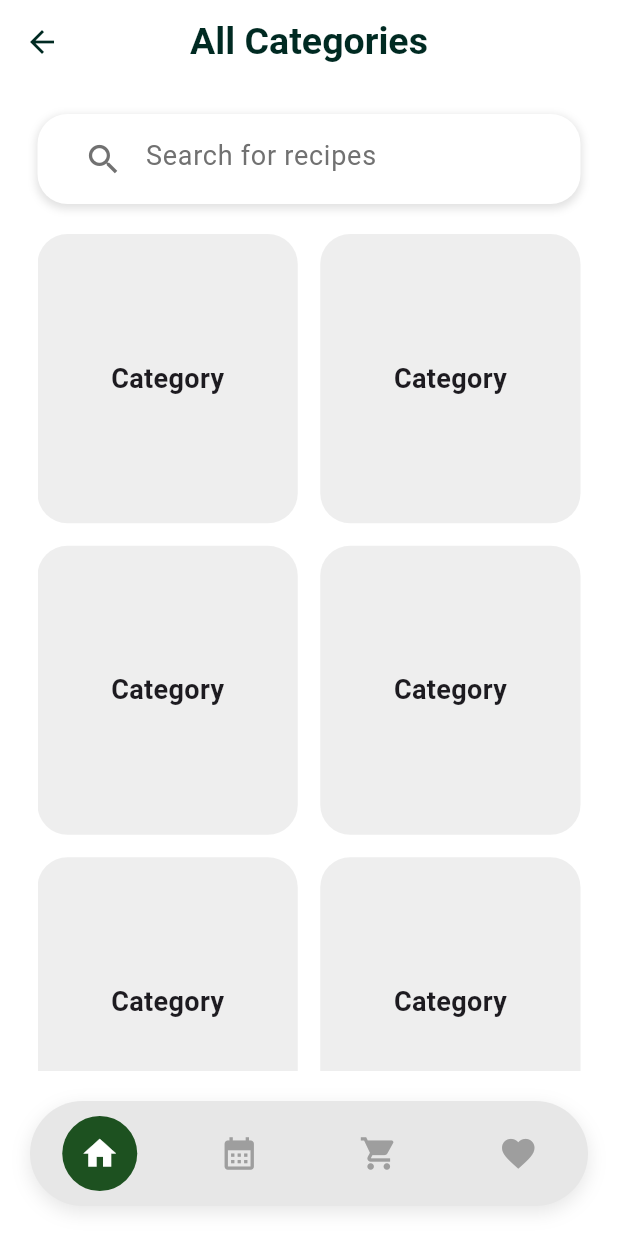
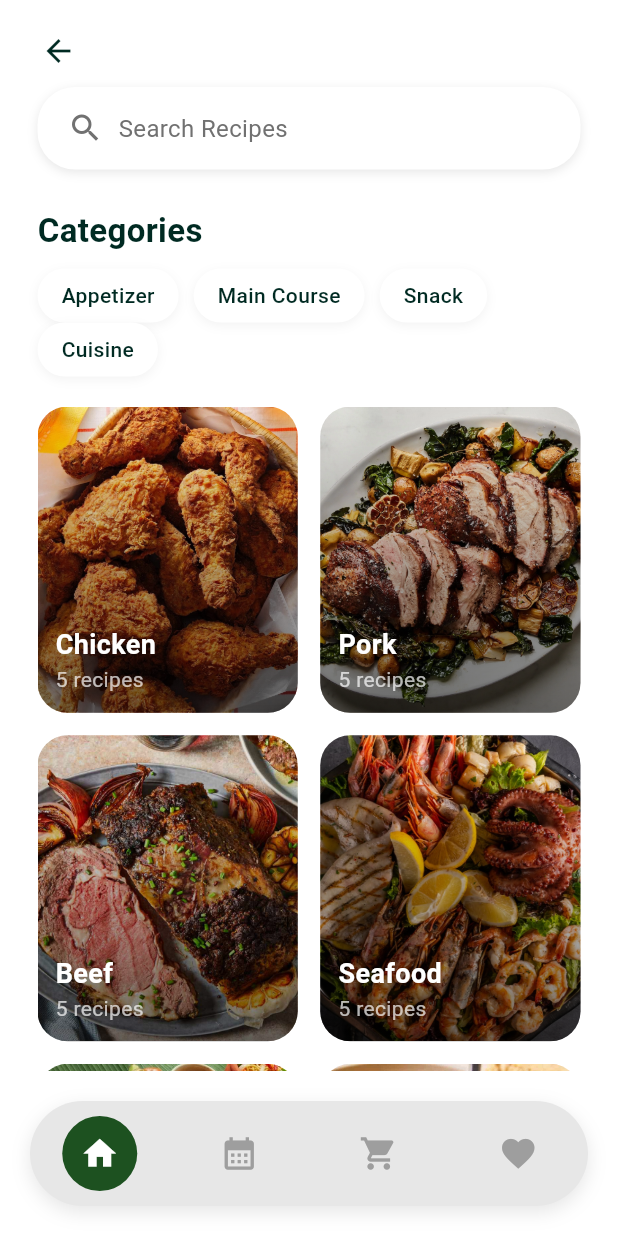
Before and after one commit to maelprz/MobDev-RecipeCookBook, a Flutter app: the ViewAllCategories screen opened directly, on a phone screen of 412 x 824 dp. Run offline on Flutter 3.47's test engine with Material 3 defaults, Android fonts, the phone set to English and light mode, and no system bars; our stand-ins replace flutter_riverpod.

Commit message:
Add category data and enhance recipe card layout in View All Categories screen

```diff
--- /dev/null
+++ b/flutter_application_recipebook/lib/Data/category_data.dart
@@ -0,0 +1,52 @@
+final List<Map<String, String>> categories = [
+  {
+    'name': 'Chicken',
+    'image': 'assets/view_all_categories/1chicken.jpg',
+    'count': '5 recipes',
+  },
+  {
+    'name': 'Pork',
+    'image': 'assets/view_all_categories/2pork.jpg',
+    'count': '5 recipes',
+  },
+  {
+    'name': 'Beef',
+    'image': 'assets/view_all_categories/3beef.jpg',
+    'count': '5 recipes',
+  },
+  {
+    'name': 'Seafood',
+    'image': 'assets/view_all_categories/4seafood.jpg',
+    'count': '5 recipes',
+  },
+  {
+    'name': 'Filipino',
+    'image': 'assets/view_all_categories/5filipino.jpg',
+    'count': '5 recipes',
+  },
+  {
+    'name': 'Italian',
+    'image': 'assets/view_all_categories/6italian.jpg',
+    'count': '5 recipes',
+  },
+  {
+    'name': 'Mexican',
+    'image': 'assets/view_all_categories/7mexican.jpg',
+    'count': '5 recipes',
+  },
+  {
+    'name': 'Japanese',
+    'image': 'assets/view_all_categories/8japanese.jpg',
+    'count': '5 recipes',
+  },
+  {
+    'name': 'Snacks',
+    'image': 'assets/view_all_categories/9snacks.jpg',
+    'count': '5 recipes',
+  },
+  {
+    'name': 'Desserts',
+    'image': 'assets/view_all_categories/10desserts.jpg',
+    'count': '5 recipes',
+  },
+];
--- a/flutter_application_recipebook/lib/Screens/category_recipes_screen.dart
+++ b/flutter_application_recipebook/lib/Screens/category_recipes_screen.dart
@@ -130,12 +130,39 @@ class _CategoryRecipeScreenState extends State<CategoryRecipeScreen> {
                       time: '50 min',
                       difficulty: 'Medium',
                     ),
+
+                    RecipeCard(
+                      imagePath: 'assets/home_screen/category-chicken.jpg',
+                      title: 'Honey Buffalo Wings',
+                      time: '50 min',
+                      difficulty: 'Medium',
+                    ),
+
+                    RecipeCard(
+                      imagePath: 'assets/home_screen/category-chicken.jpg',
+                      title: 'Honey Buffalo Wings',
+                      time: '50 min',
+                      difficulty: 'Medium',
+                    ),
+
+                    RecipeCard(
+                      imagePath: 'assets/home_screen/category-chicken.jpg',
+                      title: 'Honey Buffalo Wings',
+                      time: '50 min',
+                      difficulty: 'Medium',
+                    ),
+
+                    RecipeCard(
+                      imagePath: 'assets/home_screen/category-chicken.jpg',
+                      title: 'Honey Buffalo Wings',
+                      time: '50 min',
+                      difficulty: 'Medium',
+                    ),
                   ],
                 ),
               ),
             ),
 
-            // Bottom Navigation
             BottomNavPill(currentIndex: _currentIndex, onTap: _onNavTap),
           ],
         ),
--- a/flutter_application_recipebook/lib/Screens/view_all_categories.dart
+++ b/flutter_application_recipebook/lib/Screens/view_all_categories.dart
@@ -1,5 +1,8 @@
 import 'package:flutter/material.dart';
 import '../Widgets/bottom_nav_pill.dart';
+import 'category_recipes_screen.dart';
+import '../Widgets/filter_pill.dart';
+import '../Data/category_data.dart';
 
 class ViewAllCategories extends StatefulWidget {
   const ViewAllCategories({super.key});
@@ -17,19 +20,8 @@ class _ViewAllCategoriesState extends State<ViewAllCategories> {
       _currentIndex = index;
     });
 
-    switch (index) {
-      case 0:
+    if (index == 0) {
       Navigator.pop(context);
-        break;
-      case 1:
-        debugPrint('Meal Plan tapped');
-        break;
-      case 2:
-        debugPrint('Cart / Grocery List tapped');
-        break;
-      case 3:
-        debugPrint('Favorites tapped');
-        break;
     }
   }
 
@@ -38,92 +30,155 @@ class _ViewAllCategoriesState extends State<ViewAllCategories> {
     return Scaffold(
       backgroundColor: Colors.white,
 
-      appBar: AppBar(
-        backgroundColor: Colors.white,
-        elevation: 0,
-        leading: IconButton(
+      body: SafeArea(
+        child: Column(
+          crossAxisAlignment: CrossAxisAlignment.start,
+          children: [
+            const SizedBox(height: 10),
+
+            // 🔙 Back Button
+            Padding(
+              padding: const EdgeInsets.only(left: 15),
+              child: IconButton(
                 icon: const Icon(Icons.arrow_back, color: Color(0xFF002A22)),
                 onPressed: () => Navigator.pop(context),
               ),
-        title: const Text(
-          'All Categories',
-          style: TextStyle(
-            color: Color(0xFF002A22),
-            fontSize: 25,
-            fontWeight: FontWeight.bold,
-          ),
-        ),
-        centerTitle: true,
             ),
 
-      body: Column(
-        children: [
-          // 🔍 Search bar
+            // 🔍 Search Bar
             Padding(
-            padding: const EdgeInsets.only(left: 25.0, right: 25.0, top: 20),
+              padding: const EdgeInsets.symmetric(horizontal: 25),
               child: Container(
-              height: 60,
+                height: 55,
                 padding: const EdgeInsets.symmetric(horizontal: 20),
                 decoration: BoxDecoration(
                   color: Colors.white,
-                borderRadius: BorderRadius.circular(20),
+                  borderRadius: BorderRadius.circular(25),
                   boxShadow: [
                     BoxShadow(
-                    color: Colors.grey.withValues(alpha: 0.3),
-                    spreadRadius: 1,
-                    blurRadius: 4,
+                      color: Colors.grey.withValues(alpha: 0.25),
+                      blurRadius: 5,
                       offset: const Offset(0, 2),
                     ),
                   ],
                 ),
-              child: Center(
-                child: TextField(
-                  controller: searchController,
-                  decoration: const InputDecoration(
-                    hintText: "Search for recipes",
-                    hintStyle: TextStyle(
-                      color: Color.fromARGB(255, 113, 113, 113),
-                      fontSize: 18,
-                    ),
-                    border: InputBorder.none,
-                    prefixIcon: Icon(
+                child: const Row(
+                  children: [
+                    Icon(
                       Icons.search,
                       color: Color.fromARGB(255, 113, 113, 113),
-                      size: 26,
+                    ),
+                    SizedBox(width: 10),
+                    Text(
+                      'Search Recipes',
+                      style: TextStyle(
+                        color: Color.fromARGB(255, 113, 113, 113),
+                        fontSize: 16,
+                      ),
+                    ),
+                  ],
                 ),
               ),
             ),
+
+            const SizedBox(height: 25),
+
+            // 🟢 Categories Header
+            const Padding(
+              padding: EdgeInsets.symmetric(horizontal: 25),
+              child: Text(
+                'Categories',
+                style: TextStyle(
+                  color: Color(0xFF002A22),
+                  fontSize: 22,
+                  fontWeight: FontWeight.bold,
                 ),
+              ),
+            ),
+
+            const SizedBox(height: 10),
+
+            // 🔘 Filter Pills
+            Padding(
+              padding: const EdgeInsets.symmetric(horizontal: 25),
+              child: Wrap(
+                spacing: 10,
+                children: const [
+                  FilterPill(label: 'Appetizer'),
+                  FilterPill(label: 'Main Course'),
+                  FilterPill(label: 'Snack'),
+                  FilterPill(label: 'Cuisine'),
+                ],
               ),
             ),
 
             const SizedBox(height: 20),
 
-          // 📦 Categories Grid
+            // 📦 Category Grid
             Expanded(
               child: Padding(
-              padding: const EdgeInsets.symmetric(horizontal: 25.0),
+                padding: const EdgeInsets.symmetric(horizontal: 25),
                 child: GridView.builder(
-                itemCount: 10,
-                gridDelegate:
-                    const SliverGridDelegateWithFixedCrossAxisCount(
+                  itemCount: categories.length,
+                  gridDelegate: const SliverGridDelegateWithFixedCrossAxisCount(
                     crossAxisCount: 2,
                     crossAxisSpacing: 15,
                     mainAxisSpacing: 15,
-                  childAspectRatio: 0.9,
+                    childAspectRatio: 0.85,
                   ),
                   itemBuilder: (context, index) {
-                  return Container(
+                    final category = categories[index];
+
+                    return GestureDetector(
+                      onTap: () {
+                        Navigator.push(
+                          context,
+                          MaterialPageRoute(
+                            builder: (_) => CategoryRecipeScreen(
+                              categoryTitle: category['name']!,
+                            ),
+                          ),
+                        );
+                      },
+                      child: Container(
                         decoration: BoxDecoration(
                           borderRadius: BorderRadius.circular(20),
-                      color: Colors.grey.shade200,
+                          image: DecorationImage(
+                            image: AssetImage(category['image']!),
+                            fit: BoxFit.cover,
                           ),
-                    child: const Center(
-                      child: Text(
-                        'Category',
-                        style: TextStyle(
+                        ),
+                        child: Container(
+                          padding: const EdgeInsets.all(12),
+                          alignment: Alignment.bottomLeft,
+                          decoration: BoxDecoration(
+                            borderRadius: BorderRadius.circular(20),
+                            gradient: const LinearGradient(
+                              begin: Alignment.bottomCenter,
+                              end: Alignment.topCenter,
+                              colors: [Colors.black54, Colors.transparent],
+                            ),
+                          ),
+                          child: Column(
+                            mainAxisSize: MainAxisSize.min,
+                            crossAxisAlignment: CrossAxisAlignment.start,
+                            children: [
+                              Text(
+                                category['name']!,
+                                style: const TextStyle(
+                                  color: Colors.white,
                                   fontSize: 18,
                                   fontWeight: FontWeight.bold,
+                                ),
+                              ),
+                              Text(
+                                category['count']!,
+                                style: const TextStyle(
+                                  color: Colors.white70,
+                                  fontSize: 14,
+                                ),
+                              ),
+                            ],
                           ),
                         ),
                       ),
@@ -134,6 +189,7 @@ class _ViewAllCategoriesState extends State<ViewAllCategories> {
             ),
           ],
         ),
+      ),
 
       bottomNavigationBar: BottomNavPill(
         currentIndex: _currentIndex,
--- a/flutter_application_recipebook/lib/Widgets/recipe_card.dart
+++ b/flutter_application_recipebook/lib/Widgets/recipe_card.dart
@@ -18,6 +18,8 @@ class RecipeCard extends StatelessWidget {
   @override
   Widget build(BuildContext context) {
     return Container(
+      width: 500,
+      height: 120,
       margin: const EdgeInsets.only(bottom: 15),
       padding: const EdgeInsets.all(12),
       decoration: BoxDecoration(
@@ -47,6 +49,7 @@ class RecipeCard extends StatelessWidget {
             child: Column(
               crossAxisAlignment: CrossAxisAlignment.start,
               children: [
+                SizedBox(height: 25),
                 Text(
                   title,
                   style: const TextStyle(
```
Lines whose indentation alone changed are shown as unchanged.
